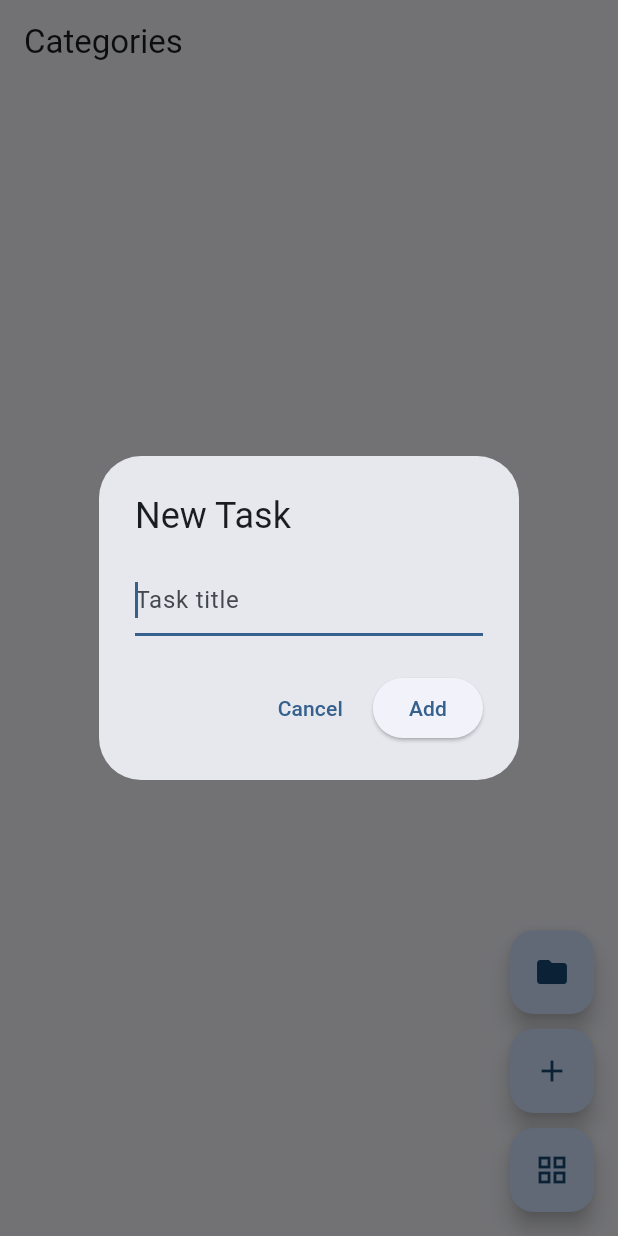
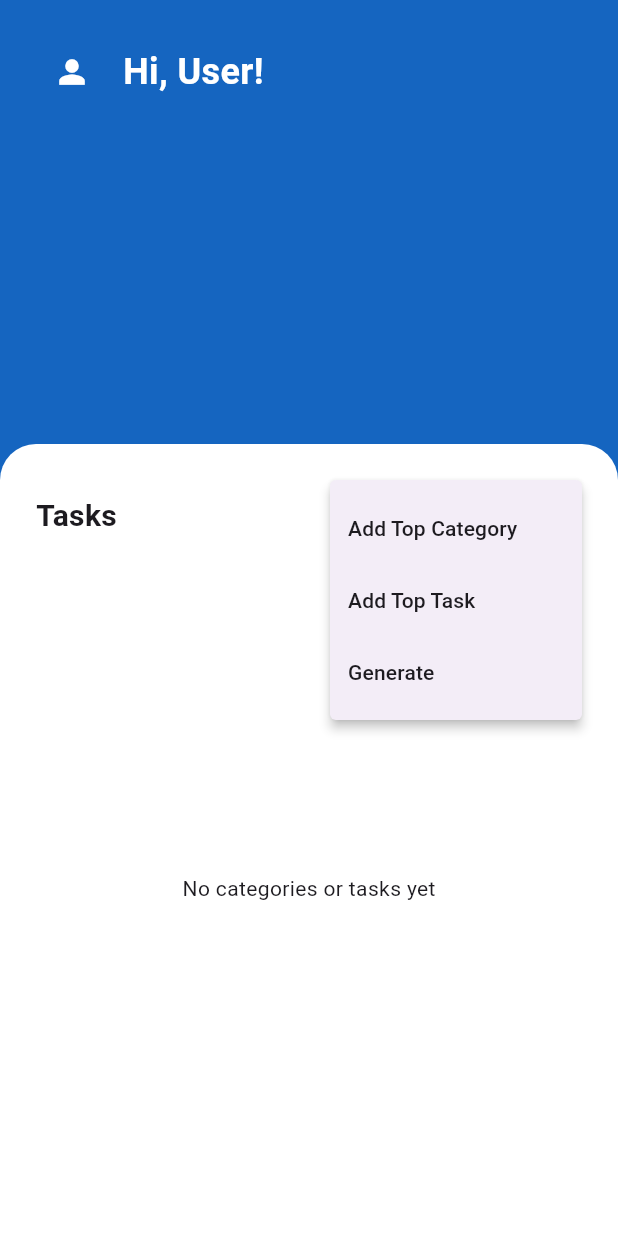
Before and after one commit to dotping-me/task-planner, a Flutter app: the screen it shows after launch, after a tap on the "add" icon, on a phone screen of 412 x 824 dp. Run offline on Flutter 3.47's test engine with Material 3 defaults, Android fonts, the phone set to English and light mode, and no system bars; our stand-ins replace sqflite, sqflite_common_ffi; accounts and stored records are empty.

Commit message:
UI Progress

```diff
--- a/lib/main.dart
+++ b/lib/main.dart
@@ -30,7 +30,10 @@ class TaskPlanner extends StatelessWidget {
     Widget build(BuildContext context) {
         return MaterialApp(
             title: 'Task Planner',
-            theme: ThemeData(useMaterial3: true, colorSchemeSeed: Colors.blue),
+
+            // Add switchable themes later? I don't know
+            // theme: ThemeData(useMaterial3: true, colorSchemeSeed: Colors.blue),
+
             home: const HomePage(),
         );
     }
--- a/lib/screens/home_page.dart
+++ b/lib/screens/home_page.dart
@@ -1,7 +1,9 @@
 import 'package:flutter/material.dart';
 import 'package:taskplanner/db/db.dart';
 import 'package:taskplanner/model/tree_node.dart';
-import 'package:taskplanner/widgets/fab_widget.dart';
+import 'package:taskplanner/widgets/add_batch_dialog_widget.dart';
+import 'package:taskplanner/widgets/add_category_dialog_widget.dart';
+import 'package:taskplanner/widgets/add_task_dialog_widget.dart';
 import 'package:taskplanner/widgets/tree_view_widget.dart';
 
 class HomePage extends StatefulWidget {
@@ -49,22 +51,156 @@ class _HomePageState extends State<HomePage> {
         return nodes;
     }
 
+    // -------------------
+    //   Dialog Handlers
+    // -------------------
+
+    // Show 'Add Category' Dialog
+    void _showAddCategoryDialog(BuildContext context) {
+        showDialog(
+            context: context,
+            builder: (_) => AddCategoryDialog(
+                parentId: null,
+                onAdded: loadTree,
+            ),
+        );
+    }
+
+    // Show 'Add Task' Dialog
+    void _showAddTaskDialog(BuildContext context) {
+        showDialog(
+            context: context,
+            builder: (_) => AddTaskDialog(
+                categoryId: null,
+                onAdded: loadTree,
+            ),
+        );
+    }
+
+    // Show 'Batch Generator' Dialog
+    void _showBatchGeneratorDialog(BuildContext context) {
+        showDialog(
+            context: context,
+            builder: (_) => BatchGeneratorDialog(
+            parentCategory: null,
+            onUpdated: loadTree,
+            ),
+        );
+    }
+
     @override
     Widget build(BuildContext context) {
         return Scaffold(
-            appBar: AppBar(title: const Text("Categories")), // No breadcrumbs :(
+            backgroundColor: Colors.blue[800],
 
-            floatingActionButton: AddItemFAB(
-                parentId: null,
-                onUpdated: loadTree,
-            ),
+            body: SafeArea(
+                child: Column(children: [
 
-            body: tree.isEmpty
-                ? const Center(child: Text("No categories or tasks yet"))
-                : TreeViewWidget(
-                    nodes: tree,
-                    reload: loadTree,
-                ),
+                    // Top part of the app, with the greetings and all that
+                    Padding(padding: EdgeInsets.all(24.0), child: Column(children: [
+
+                        // User greeting
+                        Row(children: [
+
+                            // 'Change name' button
+                            IconButton(
+                                icon: const Icon(Icons.person, color: Colors.white, fontWeight: FontWeight.bold,),
+                                onPressed: null),
+
+                            const SizedBox(width: 10.0),
+
+                            // Name displayed
+                            Text('Hi, User!',
+                            style: TextStyle(color: Colors.white, fontSize: 24, fontWeight: FontWeight.bold),),
+                        ],),
+
+                        // TODO: Stats cards, maybe?
+
+                        SizedBox(height: 200.0,), // Spacing
+
+                    ],),),
+
+                    // Tree-view Display Container
+                    // I want rounded corners here but just for the top
+
+                    Expanded(child: Container(
+                        decoration: const BoxDecoration(
+                            color: Colors.white,
+                            borderRadius: BorderRadius.only(
+                                topLeft: Radius.circular(24.0),
+                                topRight: Radius.circular(24.0),
+                            )
+
+                        ),
+
+                        padding: EdgeInsets.all(24.0),
+                        child: Column(children: [
+
+                            // Header
+                            Row(
+                                mainAxisAlignment: MainAxisAlignment.spaceBetween,
+                                children: [
+                                    Text('Tasks', style: TextStyle(
+                                        fontWeight: FontWeight.bold, fontSize: 20),),
+
+                                    // Button that shows dialog to add everything
+                                    PopupMenuButton<String>(
+                                        icon: const Icon(Icons.add),
+                                        onSelected: (value) {
+                                            switch (value) {
+                                                case 'Add Top Category':
+                                                    _showAddCategoryDialog(context);
+                                                    break;
+
+                                                case 'Add Top Task':
+                                                    _showAddTaskDialog(context);
+                                                    break;
+
+                                                case 'Generate':
+                                                    _showBatchGeneratorDialog(context);
+                                                    break;
+                                            }
+                                        },
+
+                                        itemBuilder: (context) => [
+                                            const PopupMenuItem(
+                                                value: 'Add Top Category',
+                                                child: Text('Add Top Category'),
+                                            ),
+
+
+                                            const PopupMenuItem(
+                                                value: 'Add Top Task',
+                                                child: Text('Add Top Task'),
+                                            ),
+
+                                            const PopupMenuItem(
+                                                value: 'Generate',
+                                                child: Text('Generate'),
+                                            ),
+                                        ],
+                                    ),
+                                ],
+                            ),
+
+                            const SizedBox(height: 16.0,),
+
+                            // Show categories and tasks here
+                            Expanded(
+                                child: tree.isEmpty
+                                ? const Center(child: Text("No categories or tasks yet"))
+                                : SingleChildScrollView(child:
+                                    TreeViewWidget(
+                                        nodes: tree,
+                                        reload: loadTree,
+                                    ),
+                                ),
+                            ),
+
+                        ],),)
+                    ),]
+                )
+            )
         );
     }
 }
--- a/lib/widgets/fab_widget.dart
+++ /dev/null
@@ -1,81 +0,0 @@
-import 'package:flutter/material.dart';
-import 'package:taskplanner/model/category.dart';
-import 'package:taskplanner/widgets/add_batch_dialog_widget.dart';
-import 'package:taskplanner/widgets/add_category_dialog_widget.dart';
-import 'package:taskplanner/widgets/add_task_dialog_widget.dart';
-
-class AddItemFAB extends StatelessWidget {
-    final int? parentId; // If Null, then it means that it is on the root/first level
-    final VoidCallback onUpdated;
-
-    const AddItemFAB({
-        super.key,
-        this.parentId,
-        required this.onUpdated,
-    });
-
-    // Show 'Add Category' Dialog
-    void _showAddCategoryDialog(BuildContext context) {
-        showDialog(
-            context: context,
-            builder: (_) => AddCategoryDialog(
-                parentId: parentId,
-                onAdded: onUpdated,
-            ),
-        );
-    }
-
-    // Show 'Add Task' Dialog
-    void _showAddTaskDialog(BuildContext context) {
-        showDialog(
-            context: context,
-            builder: (_) => AddTaskDialog(
-                categoryId: parentId,
-                onAdded: onUpdated,
-            ),
-        );
-    }
-
-    // Show 'Batch Generator' Dialog
-    void _showBatchGeneratorDialog(BuildContext context) {
-        showDialog(
-            context: context,
-            builder: (_) => BatchGeneratorDialog(
-            parentCategory: parentId != null ? Category(id: parentId!, name: 'Parent') : null,
-            onUpdated: onUpdated,
-            ),
-        );
-    }
-
-    @override
-    Widget build(BuildContext context) {
-        return Column(
-            mainAxisAlignment: MainAxisAlignment.end,
-
-            children: [
-                FloatingActionButton(
-                    heroTag: "category_${parentId ?? 'root'}",
-                    onPressed: () => _showAddCategoryDialog(context),
-                    child: const Icon(Icons.folder),
-                ),
-
-                const SizedBox(height: 10),
-
-                FloatingActionButton(
-                    heroTag: "task_${parentId ?? 'root'}",
-                    onPressed: () => _showAddTaskDialog(context),
-                    child: const Icon(Icons.add),
-                ),
-
-                const SizedBox(height: 10),
-
-                FloatingActionButton(
-                    heroTag: "batch_${parentId ?? 'root'}",
-                    onPressed: () => _showBatchGeneratorDialog(context),
-                    tooltip: "Batch Generate",
-                    child: const Icon(Icons.grid_view),
-                ),
-            ],
-        );
-    }
-}
```
Also changed, not shown: lib/widgets/category_widget.dart (deleted, +0 -32 lines).
